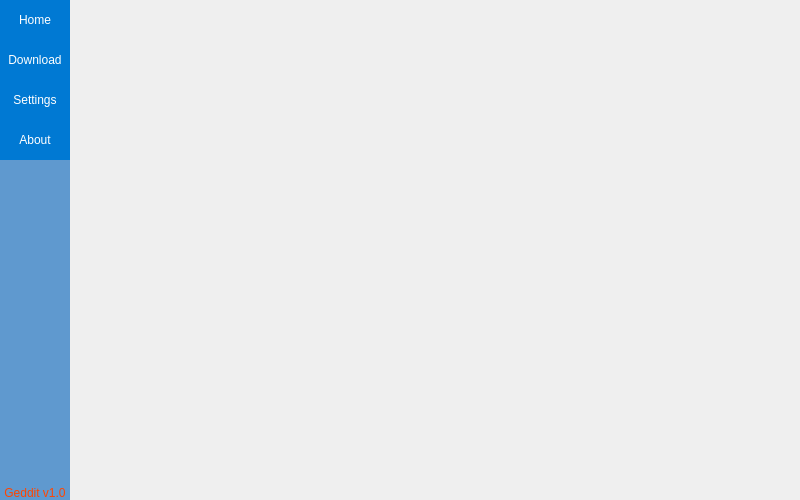
This is geddit.ui in aeluro1/geddit as Qt 5 draws it before an edit. The edited form follows.
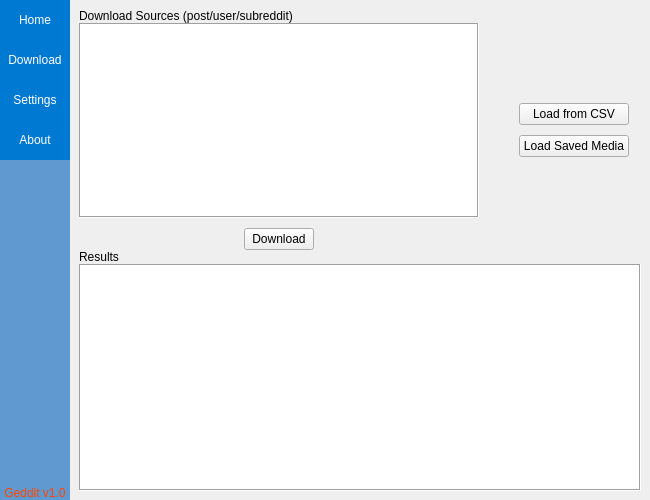
This is the edited form. The open tabs and pages were chosen to show the change.

The edit to the form file:
```diff
--- a/geddit.ui
+++ b/geddit.ui
@@ -6,7 +6,7 @@
    <rect>
     <x>0</x>
     <y>0</y>
-    <width>800</width>
+    <width>650</width>
     <height>500</height>
    </rect>
   </property>
@@ -18,7 +18,7 @@
   </property>
   <property name="minimumSize">
    <size>
-    <width>600</width>
+    <width>650</width>
     <height>400</height>
    </size>
   </property>
@@ -239,16 +239,16 @@
            <number>0</number>
           </property>
           <property name="leftMargin">
-           <number>0</number>
+           <number>9</number>
           </property>
           <property name="topMargin">
-           <number>0</number>
+           <number>9</number>
           </property>
           <property name="rightMargin">
-           <number>0</number>
+           <number>9</number>
           </property>
           <property name="bottomMargin">
-           <number>0</number>
+           <number>9</number>
           </property>
           <item>
            <widget class="QStackedWidget" name="widgetPages">
@@ -534,8 +534,330 @@
               </item>
              </layout>
             </widget>
-            <widget class="QWidget" name="pageSettings"/>
-            <widget class="QWidget" name="pageDownload"/>
+            <widget class="QWidget" name="pageDownload">
+             <layout class="QVBoxLayout" name="verticalLayout_8">
+              <property name="spacing">
+               <number>0</number>
+              </property>
+              <property name="leftMargin">
+               <number>0</number>
+              </property>
+              <property name="topMargin">
+               <number>0</number>
+              </property>
+              <property name="rightMargin">
+               <number>0</number>
+              </property>
+              <property name="bottomMargin">
+               <number>0</number>
+              </property>
+              <item>
+               <widget class="QFrame" name="frameDownloadListContainer">
+                <property name="frameShape">
+                 <enum>QFrame::NoFrame</enum>
+                </property>
+                <property name="frameShadow">
+                 <enum>QFrame::Raised</enum>
+                </property>
+                <layout class="QHBoxLayout" name="horizontalLayout_9">
+                 <property name="spacing">
+                  <number>0</number>
+                 </property>
+                 <property name="leftMargin">
+                  <number>0</number>
+                 </property>
+                 <property name="topMargin">
+                  <number>0</number>
+                 </property>
+                 <property name="rightMargin">
+                  <number>0</number>
+                 </property>
+                 <property name="bottomMargin">
+                  <number>0</number>
+                 </property>
+                 <item>
+                  <widget class="QFrame" name="frameDownloadList">
+                   <property name="sizePolicy">
+                    <sizepolicy hsizetype="Fixed" vsizetype="Preferred">
+                     <horstretch>0</horstretch>
+                     <verstretch>0</verstretch>
+                    </sizepolicy>
+                   </property>
+                   <property name="minimumSize">
+                    <size>
+                     <width>400</width>
+                     <height>0</height>
+                    </size>
+                   </property>
+                   <property name="maximumSize">
+                    <size>
+                     <width>400</width>
+                     <height>16777215</height>
+                    </size>
+                   </property>
+                   <property name="frameShape">
+                    <enum>QFrame::NoFrame</enum>
+                   </property>
+                   <property name="frameShadow">
+                    <enum>QFrame::Raised</enum>
+                   </property>
+                   <layout class="QVBoxLayout" name="verticalLayout_7">
+                    <property name="spacing">
+                     <number>0</number>
+                    </property>
+                    <property name="leftMargin">
+                     <number>0</number>
+                    </property>
+                    <property name="topMargin">
+                     <number>0</number>
+                    </property>
+                    <property name="rightMargin">
+                     <number>0</number>
+                    </property>
+                    <property name="bottomMargin">
+                     <number>0</number>
+                    </property>
+                    <item>
+                     <widget class="QLabel" name="labelDownload">
+                      <property name="text">
+                       <string>Download Sources (post/user/subreddit)</string>
+                      </property>
+                      <property name="margin">
+                       <number>6</number>
+                      </property>
+                     </widget>
+                    </item>
+                    <item>
+                     <widget class="QPlainTextEdit" name="textEditDownloadEntries">
+                      <property name="frameShape">
+                       <enum>QFrame::Box</enum>
+                      </property>
+                     </widget>
+                    </item>
+                    <item>
+                     <spacer name="verticalSpacer_3">
+                      <property name="orientation">
+                       <enum>Qt::Vertical</enum>
+                      </property>
+                      <property name="sizeType">
+                       <enum>QSizePolicy::Fixed</enum>
+                      </property>
+                      <property name="sizeHint" stdset="0">
+                       <size>
+                        <width>20</width>
+                        <height>10</height>
+                       </size>
+                      </property>
+                     </spacer>
+                    </item>
+                    <item alignment="Qt::AlignHCenter">
+                     <widget class="QPushButton" name="btnDownload">
+                      <property name="maximumSize">
+                       <size>
+                        <width>70</width>
+                        <height>16777215</height>
+                       </size>
+                      </property>
+                      <property name="text">
+                       <string>Download</string>
+                      </property>
+                     </widget>
+                    </item>
+                   </layout>
+                  </widget>
+                 </item>
+                 <item>
+                  <spacer name="horizontalSpacer_3">
+                   <property name="orientation">
+                    <enum>Qt::Horizontal</enum>
+                   </property>
+                   <property name="sizeType">
+                    <enum>QSizePolicy::Minimum</enum>
+                   </property>
+                   <property name="sizeHint" stdset="0">
+                    <size>
+                     <width>40</width>
+                     <height>20</height>
+                    </size>
+                   </property>
+                  </spacer>
+                 </item>
+                 <item>
+                  <widget class="QFrame" name="frameDownloadOptions">
+                   <property name="minimumSize">
+                    <size>
+                     <width>110</width>
+                     <height>0</height>
+                    </size>
+                   </property>
+                   <property name="frameShape">
+                    <enum>QFrame::NoFrame</enum>
+                   </property>
+                   <property name="frameShadow">
+                    <enum>QFrame::Raised</enum>
+                   </property>
+                   <layout class="QVBoxLayout" name="verticalLayout_10">
+                    <property name="spacing">
+                     <number>0</number>
+                    </property>
+                    <property name="leftMargin">
+                     <number>0</number>
+                    </property>
+                    <property name="topMargin">
+                     <number>0</number>
+                    </property>
+                    <property name="rightMargin">
+                     <number>0</number>
+                    </property>
+                    <property name="bottomMargin">
+                     <number>0</number>
+                    </property>
+                    <item>
+                     <spacer name="verticalSpacer_4">
+                      <property name="orientation">
+                       <enum>Qt::Vertical</enum>
+                      </property>
+                      <property name="sizeHint" stdset="0">
+                       <size>
+                        <width>20</width>
+                        <height>40</height>
+                       </size>
+                      </property>
+                     </spacer>
+                    </item>
+                    <item>
+                     <widget class="QPushButton" name="btnLoadCSV">
+                      <property name="text">
+                       <string>Load from CSV</string>
+                      </property>
+                     </widget>
+                    </item>
+                    <item>
+                     <spacer name="verticalSpacer_6">
+                      <property name="orientation">
+                       <enum>Qt::Vertical</enum>
+                      </property>
+                      <property name="sizeType">
+                       <enum>QSizePolicy::Fixed</enum>
+                      </property>
+                      <property name="sizeHint" stdset="0">
+                       <size>
+                        <width>20</width>
+                        <height>10</height>
+                       </size>
+                      </property>
+                     </spacer>
+                    </item>
+                    <item>
+                     <widget class="QPushButton" name="btnLoadSaved">
+                      <property name="text">
+                       <string>Load Saved Media</string>
+                      </property>
+                     </widget>
+                    </item>
+                    <item>
+                     <spacer name="verticalSpacer_5">
+                      <property name="orientation">
+                       <enum>Qt::Vertical</enum>
+                      </property>
+                      <property name="sizeHint" stdset="0">
+                       <size>
+                        <width>20</width>
+                        <height>40</height>
+                       </size>
+                      </property>
+                     </spacer>
+                    </item>
+                   </layout>
+                  </widget>
+                 </item>
+                 <item>
+                  <spacer name="horizontalSpacer_2">
+                   <property name="orientation">
+                    <enum>Qt::Horizontal</enum>
+                   </property>
+                   <property name="sizeHint" stdset="0">
+                    <size>
+                     <width>327</width>
+                     <height>20</height>
+                    </size>
+                   </property>
+                  </spacer>
+                 </item>
+                </layout>
+               </widget>
+              </item>
+              <item>
+               <widget class="QFrame" name="frameDownloadContainer">
+                <property name="cursor">
+                 <cursorShape>PointingHandCursor</cursorShape>
+                </property>
+                <property name="frameShape">
+                 <enum>QFrame::NoFrame</enum>
+                </property>
+                <property name="frameShadow">
+                 <enum>QFrame::Raised</enum>
+                </property>
+                <layout class="QVBoxLayout" name="verticalLayout_9">
+                 <property name="spacing">
+                  <number>0</number>
+                 </property>
+                 <property name="leftMargin">
+                  <number>0</number>
+                 </property>
+                 <property name="topMargin">
+                  <number>0</number>
+                 </property>
+                 <property name="rightMargin">
+                  <number>0</number>
+                 </property>
+                 <property name="bottomMargin">
+                  <number>0</number>
+                 </property>
+                 <item>
+                  <widget class="QLabel" name="label_3">
+                   <property name="text">
+                    <string>Results</string>
+                   </property>
+                   <property name="margin">
+                    <number>6</number>
+                   </property>
+                  </widget>
+                 </item>
+                 <item>
+                  <widget class="QTreeView" name="viewDownloadedList">
+                   <property name="frameShape">
+                    <enum>QFrame::Box</enum>
+                   </property>
+                  </widget>
+                 </item>
+                </layout>
+               </widget>
+              </item>
+             </layout>
+            </widget>
+            <widget class="QWidget" name="pageSettings">
+             <layout class="QHBoxLayout" name="horizontalLayout_7">
+              <item>
+               <widget class="QLabel" name="label">
+                <property name="text">
+                 <string>Settings</string>
+                </property>
+               </widget>
+              </item>
+             </layout>
+            </widget>
+            <widget class="QWidget" name="pageAbout">
+             <layout class="QHBoxLayout" name="horizontalLayout_6">
+              <item>
+               <widget class="QLabel" name="labelAbout">
+                <property name="text">
+                 <string>About</string>
+                </property>
+               </widget>
+              </item>
+             </layout>
+            </widget>
            </widget>
           </item>
          </layout>
```
Left out of the diff: 72 changed lines with no effect on the pictures.
